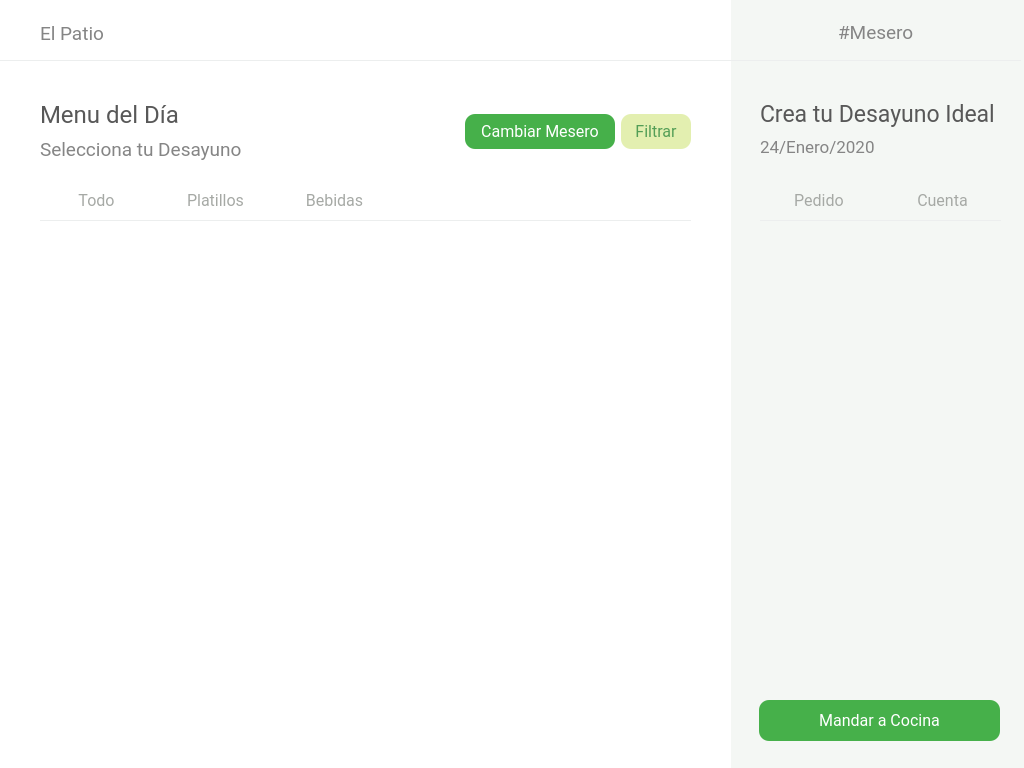
The window that El-Patio/mesero/mesero_menu_comandas.ui (MrDanielG/IHC-ElPatio) describes before a commit, drawn with Qt 5.
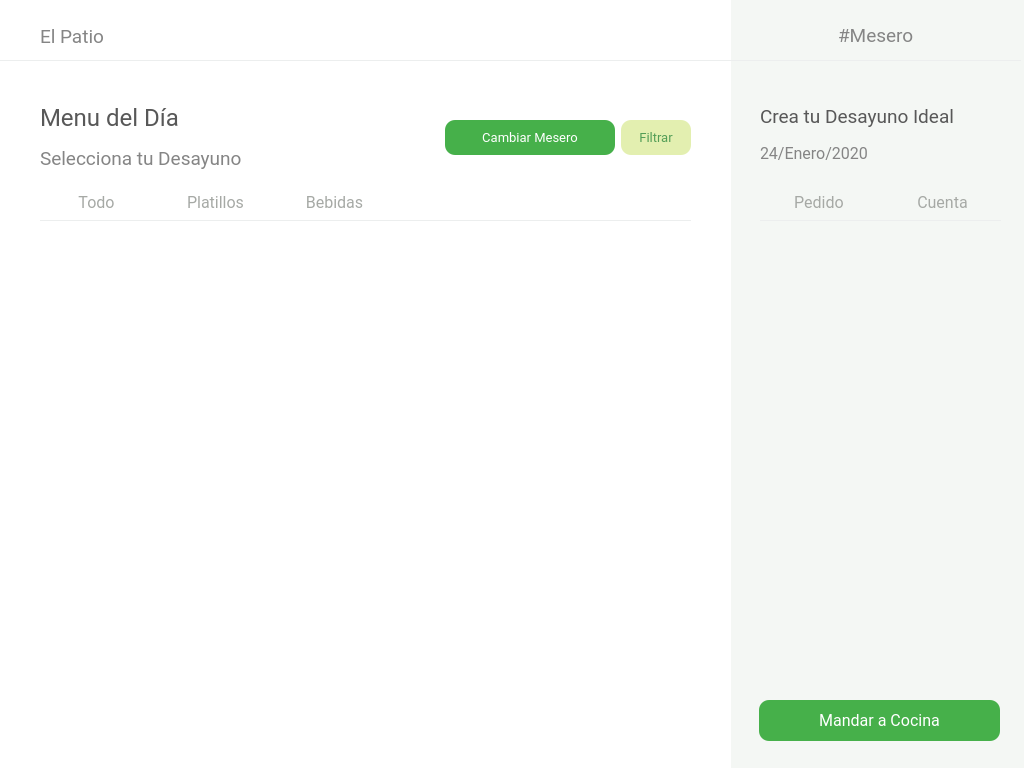
The same window after the commit.

What changed in the file:
```diff
--- a/El-Patio/mesero/mesero_menu_comandas.ui
+++ b/El-Patio/mesero/mesero_menu_comandas.ui
@@ -90,7 +90,7 @@
      <x>730</x>
      <y>20</y>
      <width>291</width>
-     <height>25</height>
+     <height>30</height>
     </rect>
    </property>
    <layout class="QHBoxLayout" name="Encabezados">
@@ -145,7 +145,7 @@
      <x>0</x>
      <y>21</y>
      <width>731</width>
-     <height>25</height>
+     <height>30</height>
     </rect>
    </property>
    <layout class="QHBoxLayout" name="Encabezados2">
@@ -203,7 +203,7 @@
      <x>40</x>
      <y>100</y>
      <width>651</width>
-     <height>64</height>
+     <height>75</height>
     </rect>
    </property>
    <layout class="QHBoxLayout" name="MenuTop">
@@ -264,7 +264,7 @@
        <widget class="QPushButton" name="btnCambiarMesero">
         <property name="minimumSize">
          <size>
-          <width>150</width>
+          <width>170</width>
           <height>35</height>
          </size>
         </property>
@@ -277,7 +277,7 @@
         <property name="font">
          <font>
           <family>Roboto</family>
-          <pointsize>12</pointsize>
+          <pointsize>10</pointsize>
          </font>
         </property>
         <property name="cursor">
@@ -320,7 +320,7 @@
         <property name="font">
          <font>
           <family>Roboto</family>
-          <pointsize>12</pointsize>
+          <pointsize>10</pointsize>
          </font>
         </property>
         <property name="cursor">
@@ -422,7 +422,7 @@
      <x>760</x>
      <y>190</y>
      <width>241</width>
-     <height>21</height>
+     <height>26</height>
     </rect>
    </property>
    <layout class="QHBoxLayout" name="botonesSideBar">
@@ -492,7 +492,7 @@
      <x>760</x>
      <y>100</y>
      <width>241</width>
-     <height>60</height>
+     <height>69</height>
     </rect>
    </property>
    <layout class="QVBoxLayout" name="SideBarLetras">
@@ -501,7 +501,7 @@
       <property name="font">
        <font>
         <family>Roboto</family>
-        <pointsize>17</pointsize>
+        <pointsize>14</pointsize>
        </font>
       </property>
       <property name="styleSheet">
@@ -518,7 +518,7 @@
       <property name="font">
        <font>
         <family>Roboto</family>
-        <pointsize>13</pointsize>
+        <pointsize>12</pointsize>
        </font>
       </property>
       <property name="styleSheet">
@@ -538,7 +538,7 @@
      <x>40</x>
      <y>190</y>
      <width>351</width>
-     <height>21</height>
+     <height>26</height>
     </rect>
    </property>
    <layout class="QHBoxLayout" name="botonesMenu">
```
